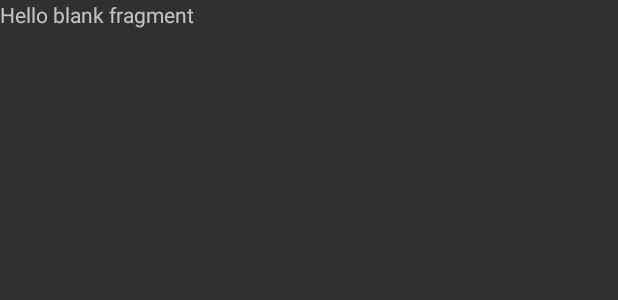
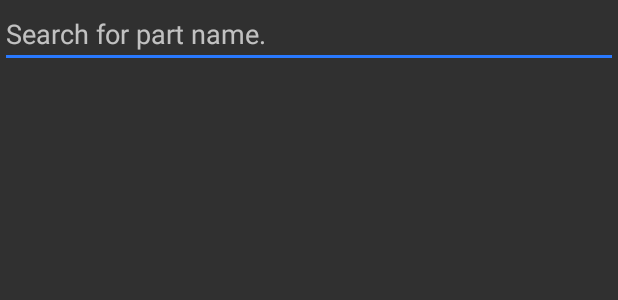
Before and after one commit to Derek-Martin/MotoTracker, an Android app: the layout fragment_bikes_tags.xml on its own in the app's theme, with its tools: preview values and no code run, on a phone screen of 412 x 824 dp. Shown: the top 300 px of the screen. Run offline under Robolectric (Android 15) with nearby library versions, the light colour scheme and no system bars.

Commit message:
Tag Progress

```diff
--- a/app/src/main/res/layout/fragment_bikes_tags.xml
+++ b/app/src/main/res/layout/fragment_bikes_tags.xml
@@ -1,19 +1,36 @@
 <?xml version="1.0" encoding="utf-8"?>
-<FrameLayout xmlns:android="http://schemas.android.com/apk/res/android"
+<LinearLayout xmlns:android="http://schemas.android.com/apk/res/android"
     xmlns:tools="http://schemas.android.com/tools"
     android:layout_width="match_parent"
     android:layout_height="match_parent"
-    tools:context=".BikesTagsFragment">
+    tools:context=".BikesTagsFragment"
+    android:orientation="vertical">
 
-    <!-- TODO: Update blank fragment layout -->
-    <TextView
+    <EditText
         android:layout_width="match_parent"
-        android:layout_height="match_parent"
-        android:text="@string/hello_blank_fragment" />
+        android:layout_height="wrap_content"
+        android:hint="Search for part name.">
+
+    </EditText>
+
+    <HorizontalScrollView
+        android:layout_width="match_parent"
+        android:layout_height="wrap_content">
+        <LinearLayout
+            android:id="@+id/BikesTags"
+            android:layout_width="wrap_content"
+            android:layout_height="wrap_content"
+            android:orientation="horizontal"
+            android:layout_margin="10dp">
+        </LinearLayout>
+    </HorizontalScrollView>
+
+
     <LinearLayout
         android:orientation="vertical"
-        android:layout_width="wrap_content"
+        android:layout_width="match_parent"
         android:layout_height="wrap_content"
-        android:id="@+id/BikeslinearLayout"></LinearLayout>
+        android:id="@+id/BikeslinearLayout"
+        android:layout_margin="5dp"></LinearLayout>
 
-</FrameLayout>
+</LinearLayout>
--- a/app/src/main/res/menu/activity_main_drawer.xml
+++ b/app/src/main/res/menu/activity_main_drawer.xml
@@ -16,6 +16,9 @@
         <item
             android:id="@+id/nav_Notifications"
             android:title="Notifications" />
+        <item
+            android:id="@+id/nav_Tag_Bikes"
+            android:title="Tag Bikes" />
     </group>
 
     <item android:title="Saved Items">
--- a/build.gradle
+++ b/build.gradle
@@ -7,7 +7,7 @@ buildscript {
         jcenter()
     }
     dependencies {
-        classpath 'com.android.tools.build:gradle:3.4.0'
+        classpath 'com.android.tools.build:gradle:3.5.0'
 
 
         // NOTE: Do not place your application dependencies here; they belong
```
Also changed, not shown: app/src/main/java/martin/derek/mototracker/BikesTagsFragment.java (+63 -19 lines), app/src/main/java/martin/derek/mototracker/MainActivity.java (+6 -2 lines), app/src/main/java/martin/derek/mototracker/Part.java (+39 -31 lines), app/src/main/res/layout/tag_bike_display_button.xml (added, +54 -0 lines), gradle/wrapper/gradle-wrapper.properties, 1 other file.
